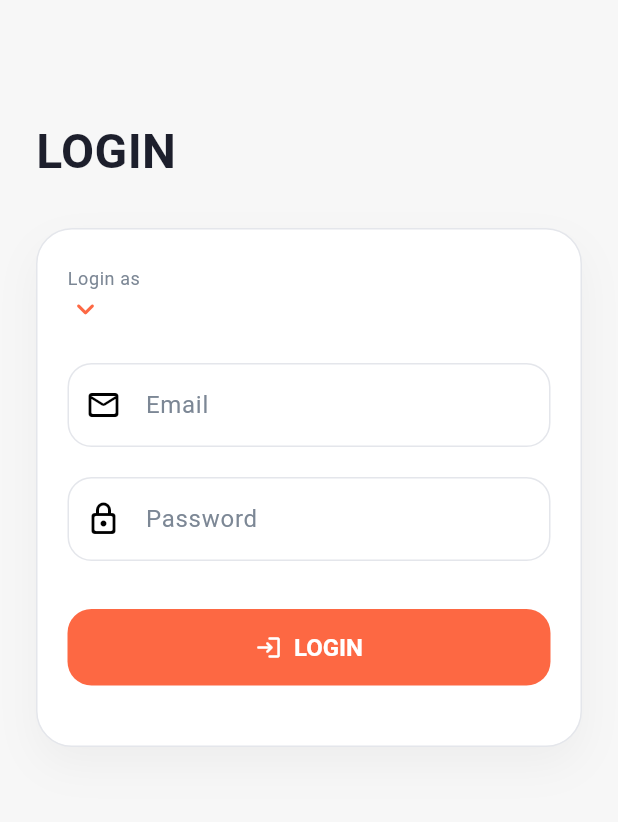
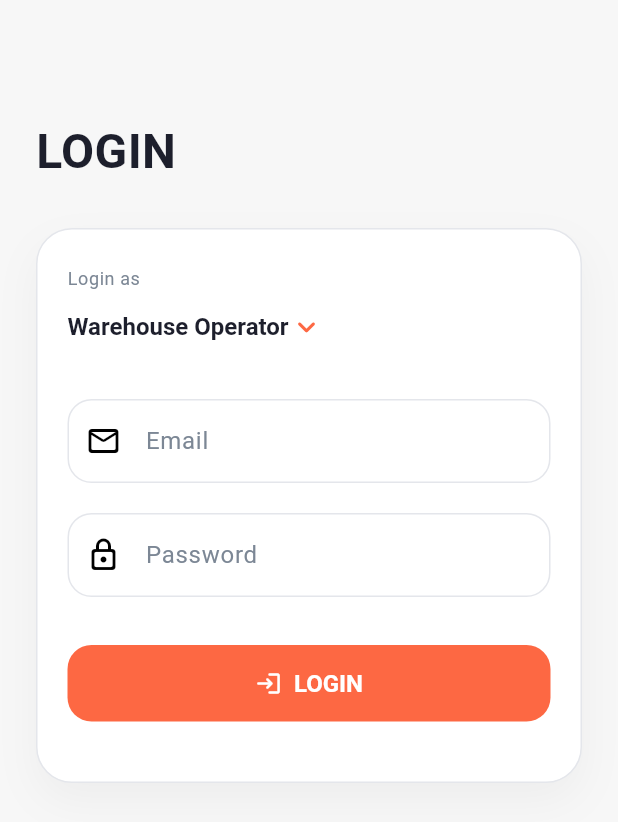
Before and after one commit to Lakshandissanayake/AR-based-delivery-verification, a Flutter app: the screen it shows after launch, on a phone screen of 412 x 824 dp. Shown: the top 822 px of the screen. Run offline on Flutter 3.47's test engine with Material 3 defaults, Android fonts, the phone set to English and light mode, and no system bars; our stand-ins replace cloud_firestore, firebase_auth, firebase_core, get; missing offline and left inert: model_viewer_plus; accounts and stored records are empty.

Commit message:
Update login_view.dart

```diff
--- a/lib/views/login_view.dart
+++ b/lib/views/login_view.dart
@@ -164,14 +164,14 @@ class LoginView extends GetView<AuthController> {
                 fontWeight: FontWeight.w600,
                 color: AppColors.text,
               ),
-              // items: controller.roles
-              //     .map(
-              //       (role) => DropdownMenuItem<String>(
-              //         value: role,
-              //         child: Text(role, overflow: TextOverflow.ellipsis),
-              //       ),
-              //     )
-              //     .toList(),
+              items: controller.roles
+                  .map(
+                    (role) => DropdownMenuItem<String>(
+                      value: role,
+                      child: Text(role, overflow: TextOverflow.ellipsis),
+                    ),
+                  )
+                  .toList(),
               onChanged: controller.updateRole,
             ),
           ),
```
